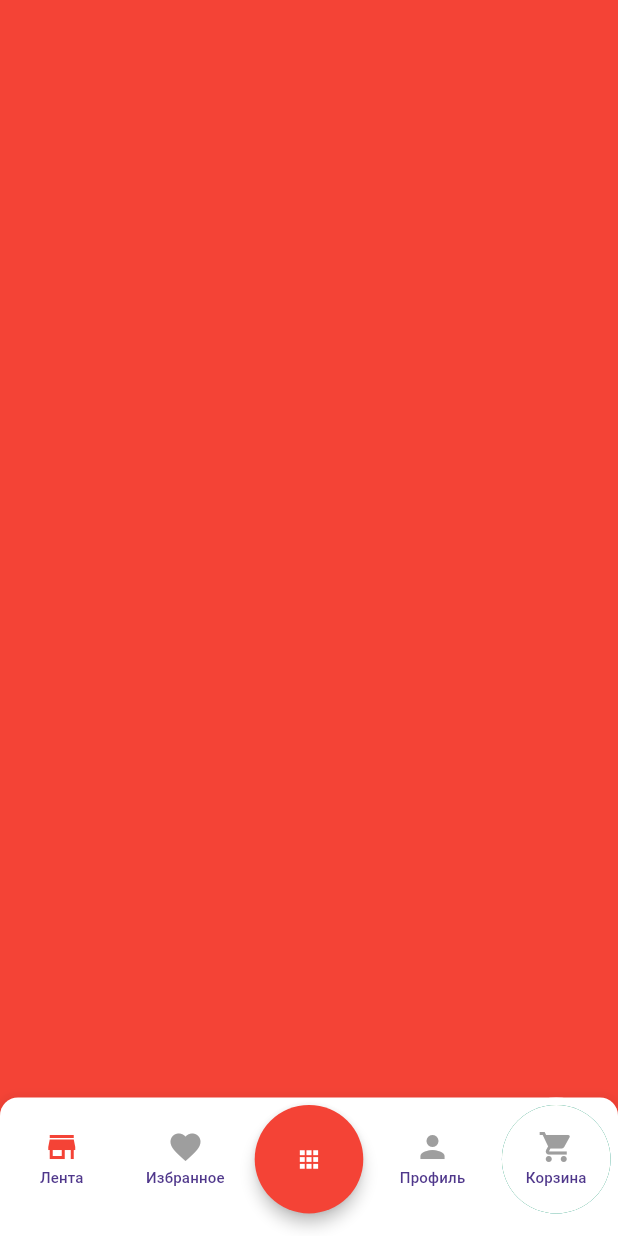
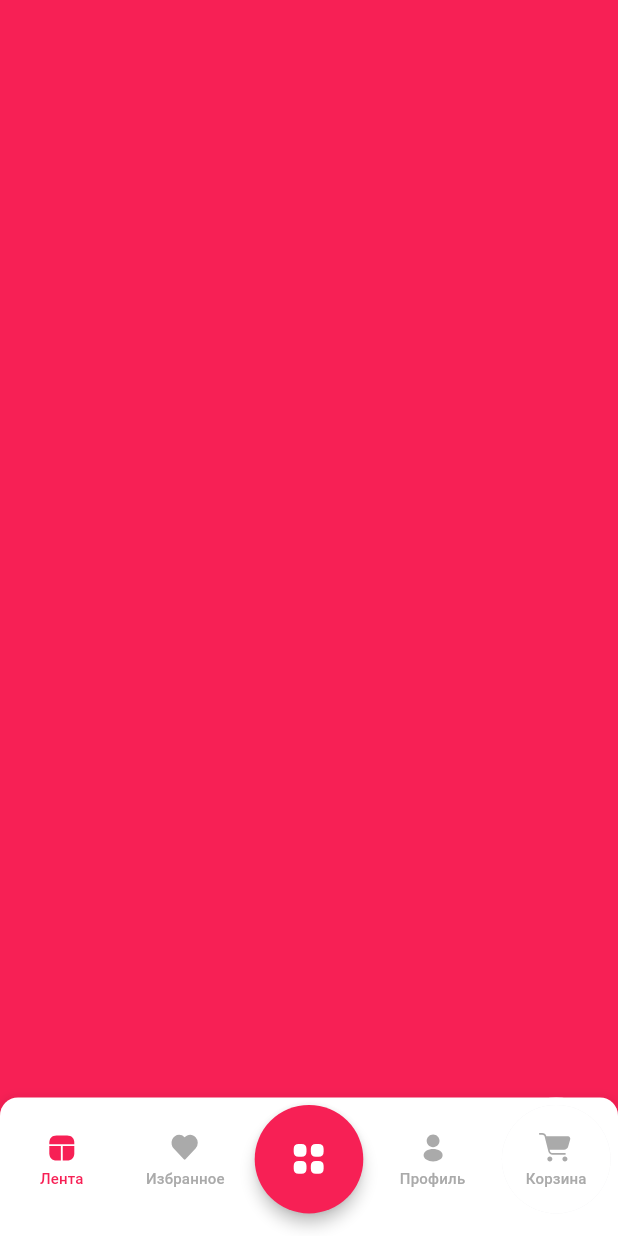
Before and after one commit to bekakts/malina_test, a Flutter app: the screen it shows after launch, on a phone screen of 412 x 824 dp. Run offline on Flutter 3.47's test engine with Material 3 defaults, Android fonts, the phone set to English and light mode, and no system bars; our stand-ins replace auto_route, bloc, flutter_bloc, flutter_svg, freezed_annotation, get_it and 1 more; missing offline and left inert: mobile_scanner.

Commit message:
added some additional things

```diff
--- a/lib/presentation/ui/main/child_pages/store/store_page.dart
+++ b/lib/presentation/ui/main/child_pages/store/store_page.dart
@@ -2,8 +2,8 @@ import 'package:auto_route/annotations.dart';
 import 'package:flutter/material.dart';
 import 'package:flutter_bloc/flutter_bloc.dart';
 import 'package:malina_test/presentation/ui/main/child_pages/store/store_bloc.dart';
-import 'package:malina_test/presentation/ui/main/child_pages/store/store_event.dart';
 import 'package:malina_test/presentation/ui/main/child_pages/store/store_state.dart';
+import 'package:malina_test/presentation/utils/app_colors.dart';
 
 import '../../../../../di/main_di.dart';
 
@@ -30,11 +30,8 @@ class _StorePageState extends State<StorePage> {
       bloc: _storeBloc,
       builder: (context, state) {
         return Scaffold(
-          backgroundColor: Colors.red,
-          body: Align(
-            alignment: Alignment.bottomCenter,
-            child:Text("j"),
-          ),
+          backgroundColor: AppColors.malina,
+          body: Align(alignment: Alignment.bottomCenter, child: Text("j")),
         );
       },
     );
--- a/lib/presentation/ui/main/widget/bottom_nav_bar.dart
+++ b/lib/presentation/ui/main/widget/bottom_nav_bar.dart
@@ -1,9 +1,13 @@
 import 'package:auto_route/auto_route.dart';
 import 'package:flutter/material.dart';
 import 'package:flutter_bloc/flutter_bloc.dart';
+import 'package:flutter_svg/flutter_svg.dart';
 import 'package:malina_test/presentation/routing/app_router.dart';
 import 'package:malina_test/presentation/ui/main/state/main_state.dart';
 import 'package:malina_test/presentation/ui/main/widget/shopping_cart_container.dart';
+import 'package:malina_test/presentation/utils/app_colors.dart';
+import 'package:malina_test/presentation/utils/app_icons.dart';
+import 'package:malina_test/presentation/utils/app_strings.dart';
 import 'dart:math' as math;
 import 'package:permission_handler/permission_handler.dart';
 import '../event/main_event.dart';
@@ -42,7 +46,7 @@ class BottomNavBar extends StatelessWidget {
             child: Container(
               height: calculatedHeight,
               decoration: const BoxDecoration(
-                color: Colors.white,
+                color: AppColors.white,
                 borderRadius: BorderRadius.vertical(top: Radius.circular(12)),
               ),
             ),
@@ -77,11 +81,12 @@ class BottomNavBar extends StatelessWidget {
           child: bottomNavButton(
             bottomButtonSize,
             currentIndex == 0,
-            "Лента",
-            Icons.store,
-            (){
+            AppStrings.store,
+            AppIcons.store,
+            () {
               mainBloc.add(const MainEvent.cartOverlayToggled(false));
-              onTabSelected(0);},
+              onTabSelected(0);
+            },
           ),
         ),
 
@@ -90,11 +95,12 @@ class BottomNavBar extends StatelessWidget {
           child: bottomNavButton(
             bottomButtonSize,
             currentIndex == 1,
-            "Избранное",
-            Icons.favorite,
-                (){
+            AppStrings.favorite,
+            AppIcons.favorite,
+            () {
               mainBloc.add(const MainEvent.cartOverlayToggled(false));
-              onTabSelected(1);},
+              onTabSelected(1);
+            },
           ),
         ),
         Padding(
@@ -104,7 +110,7 @@ class BottomNavBar extends StatelessWidget {
             height: bottomButtonSize,
             child: ElevatedButton(
               style: ElevatedButton.styleFrom(
-                backgroundColor: Colors.red,
+                backgroundColor: AppColors.malina,
                 shape: const CircleBorder(),
                 minimumSize: Size(bottomButtonSize, bottomButtonSize),
                 elevation: 4,
@@ -117,30 +123,28 @@ class BottomNavBar extends StatelessWidget {
                   },
                   () {
                     ScaffoldMessenger.of(context).showSnackBar(
-                      const SnackBar(
-                        content: Text(
-                          'Camera permission is permanently denied. Please enable it in Settings.',
-                        ),
+                      SnackBar(
+                        content: Text(AppStrings.cameraPermissionDenied),
                       ),
                     );
                   },
                 );
               },
-              child: const Icon(Icons.apps, color: Colors.white),
+              child: SvgPicture.asset(AppIcons.qr),
             ),
           ),
         ),
-        // "Профиль"
         Padding(
           padding: const EdgeInsets.all(5.0),
           child: bottomNavButton(
             bottomButtonSize,
             currentIndex == 2,
-            "Профиль",
-            Icons.person,
-                (){
+            AppStrings.profile,
+            AppIcons.profile,
+            () {
               mainBloc.add(const MainEvent.cartOverlayToggled(false));
-              onTabSelected(2);},
+              onTabSelected(2);
+            },
           ),
         ),
 
--- a/lib/presentation/ui/main/widget/bottom_nav_button.dart
+++ b/lib/presentation/ui/main/widget/bottom_nav_button.dart
@@ -1,24 +1,36 @@
-import 'package:flutter/cupertino.dart';
 import 'package:flutter/material.dart';
+import 'package:flutter_svg/svg.dart';
+import 'package:malina_test/presentation/utils/app_colors.dart';
 
-Widget bottomNavButton(double buttonSize,
-    bool isSelected,
-    String tabTitle,
-    IconData icon,
-    VoidCallback onTap,) {
+Widget bottomNavButton(
+  double buttonSize,
+  bool isSelected,
+  String tabTitle,
+  String icon,
+  VoidCallback onTap,
+) {
   return GestureDetector(
     onTap: onTap,
     child: CircleAvatar(
       radius: buttonSize / 2,
-      backgroundColor: Colors.white,
+      backgroundColor: AppColors.white,
       child: Column(
         mainAxisAlignment: MainAxisAlignment.center,
         children: [
-          Icon(icon, color: isSelected ? Colors.red : Colors.grey),
+          SvgPicture.asset(
+            icon,
+            colorFilter: ColorFilter.mode(
+              isSelected ? AppColors.malina : AppColors.darkGrey,
+              BlendMode.srcIn, // This ensures the source SVG is tinted
+            ),
+          ),
           const SizedBox(height: 1),
           Text(
             tabTitle,
-            style: const TextStyle(fontSize: 10),
+            style: TextStyle(
+              fontSize: 10,
+              color: isSelected ? AppColors.malina : AppColors.darkGrey,
+            ),
             textAlign: TextAlign.center,
           ),
         ],
--- a/lib/presentation/ui/main/widget/shopping_cart_container.dart
+++ b/lib/presentation/ui/main/widget/shopping_cart_container.dart
@@ -1,6 +1,10 @@
 import 'package:flutter/material.dart';
 import 'package:flutter_bloc/flutter_bloc.dart';
+import 'package:flutter_svg/svg.dart';
+import 'package:malina_test/presentation/utils/app_strings.dart';
+import 'package:malina_test/presentation/utils/app_colors.dart';
 
+import '../../../utils/app_icons.dart';
 import '../event/main_event.dart';
 import '../main_bloc.dart';
 import 'bottom_nav_button.dart';
@@ -29,7 +33,7 @@ Widget buildShoppingCartContainer(
     width: containerWidth,
     height: containerHeight,
     decoration: BoxDecoration(
-      color: Colors.white,
+      color: AppColors.white,
       borderRadius: BorderRadius.circular(50),
     ),
     clipBehavior: Clip.hardEdge,
@@ -52,17 +56,17 @@ Widget buildShoppingCartContainer(
               },
               child: CircleAvatar(
                 radius: buttonSize / 2,
-                backgroundColor: Colors.blue,
+                backgroundColor: AppColors.bgSoftGrey,
                 child: Column(
                   mainAxisAlignment: MainAxisAlignment.center,
-                  children: const [
-                    Icon(Icons.food_bank_outlined),
+                  children: [
+                    SvgPicture.asset(AppIcons.food),
                     SizedBox(height: 1),
                     Text(
-                      "Еда",
+                      AppStrings.food,
                       style: TextStyle(
                         fontWeight: FontWeight.w400,
-                        color: Colors.black,
+                        color: AppColors.black,
                         fontSize: 10,
                       ),
                     ),
@@ -83,19 +87,32 @@ Widget buildShoppingCartContainer(
               },
               child: CircleAvatar(
                 radius: buttonSize / 2,
-                backgroundColor: Colors.green,
-                child: const Icon(Icons.share),
+                backgroundColor: AppColors.bgSoftGrey,
+                child: Column(
+                  mainAxisAlignment: MainAxisAlignment.center,
+                  children: [
+                    SvgPicture.asset(AppIcons.product),
+                    SizedBox(height: 1),
+                    Text(
+                      AppStrings.product,
+                      style: TextStyle(
+                        fontWeight: FontWeight.w400,
+                        color: AppColors.black,
+                        fontSize: 10,
+                      ),
+                    ),
+                  ],
+                ),
               ),
             ),
           ),
-          // "Корзина"
           Positioned(
             bottom: 0,
             child: bottomNavButton(
               buttonSize,
               currentIndex == 4 || currentIndex == 3,
-              "Корзина",
-              Icons.shopping_cart,
+              AppStrings.shoppingCart,
+              AppIcons.shoppingCart,
               () {
                 mainBloc.add(const MainEvent.cartOverlayToggled());
               },
--- a/lib/presentation/ui/qr/qr_scanner_bloc.dart
+++ b/lib/presentation/ui/qr/qr_scanner_bloc.dart
@@ -1,5 +1,6 @@
 import 'package:bloc/bloc.dart';
 import 'package:malina_test/presentation/ui/qr/state/qr_scanner_state.dart';
+import 'package:malina_test/presentation/utils/app_strings.dart';
 
 import 'event/qr_scanner_event.dart';
 
@@ -20,7 +21,7 @@ class QrScannerBloc extends Bloc<QrScannerEvent, QrScannerState> {
   }
 
   void _onDetectError(DetectError event, Emitter<QrScannerState> emit) {
-    emit(const QrScannerState.error('No code found'));
+    emit(const QrScannerState.error(AppStrings.invalidQR));
   }
 
   void _onBarcodeDetected(BarcodeDetected event, Emitter<QrScannerState> emit) {
@@ -29,7 +30,7 @@ class QrScannerBloc extends Bloc<QrScannerEvent, QrScannerState> {
 
     final rawValue = barcodes.first.rawValue;
     if (rawValue == null || rawValue.isEmpty) {
-      emit(const QrScannerState.error('No code found'));
+      emit(const QrScannerState.error(AppStrings.invalidQR));
     } else {
       emit(QrScannerState.navigating(rawValue));
     }
--- a/lib/presentation/ui/qr/qr_scanner_page.dart
+++ b/lib/presentation/ui/qr/qr_scanner_page.dart
@@ -4,6 +4,7 @@ import 'package:flutter_bloc/flutter_bloc.dart';
 import 'package:malina_test/presentation/ui/qr/qr_scanner_bloc.dart';
 import 'package:malina_test/presentation/ui/qr/state/qr_scanner_state.dart';
 import 'package:malina_test/presentation/ui/qr/widget/qr_scanner_overlay_painter.dart';
+import 'package:malina_test/presentation/utils/app_strings.dart';
 import 'package:mobile_scanner/mobile_scanner.dart';
 
 import '../../../di/main_di.dart';
@@ -54,17 +55,17 @@ class _QrScannerPageState extends State<QrScannerPage> {
       context: context,
       builder: (ctx) {
         return AlertDialog(
-          title: const Text('Error'),
+          title: Text(AppStrings.error),
           actions: [
             TextButton(
-              child: const Text('Back'),
+              child: Text(AppStrings.back),
               onPressed: () {
                 Navigator.of(ctx).pop(); // close dialog
                 context.read<QrScannerBloc>().add(const QrScannerEvent.back());
               },
             ),
             TextButton(
-              child: const Text('Retry'),
+              child: Text(AppStrings.retry),
               onPressed: () {
                 Navigator.of(ctx).pop();
                 context.read<QrScannerBloc>().add(const QrScannerEvent.retry());
@@ -115,9 +116,9 @@ class _QrScannerPageState extends State<QrScannerPage> {
               top: top - 50,
               left: 0,
               right: 0,
-              child: const Center(
+              child:  Center(
                 child: Text(
-                  'Поместите QR-код в рамку',
+                  AppStrings.putQrToSquare,
                   style: TextStyle(color: Colors.white, fontSize: 16),
                 ),
               ),
--- /dev/null
+++ b/lib/presentation/utils/app_colors.dart
@@ -0,0 +1,9 @@
+import 'package:flutter/material.dart';
+
+class AppColors {
+  static const Color bgSoftGrey = Color(0xFFF5F5F6);
+  static const Color malina = Color(0xFFF72055);
+  static const Color white = Color(0xFFFFFFFF);
+  static const Color black = Color(0xFF1D1D1D);
+  static const Color darkGrey = Color(0xFFAAAAAA);
+}
--- /dev/null
+++ b/lib/presentation/utils/app_icons.dart
@@ -0,0 +1,11 @@
+class AppIcons {
+  static const String favorite = 'assets/bottom_nav_icons/icon_favorite.svg';
+  static const String food  = 'assets/bottom_nav_icons/icon_food.svg';
+  static const String product  = 'assets/bottom_nav_icons/icon_product.svg';
+  static const String profile  = 'assets/bottom_nav_icons/icon_profile.svg';
+  static const String qr  = 'assets/bottom_nav_icons/icon_qr.svg';
+  static const String shoppingCart  = 'assets/bottom_nav_icons/icon_shopping_cart.svg';
+  static const String store  = 'assets/bottom_nav_icons/icon_store.svg';
+
+
+}
--- /dev/null
+++ b/lib/presentation/utils/app_strings.dart
@@ -0,0 +1,15 @@
+class AppStrings {
+  static const String shoppingCart = 'Корзина';
+  static const String store = 'Лента';
+  static const String favorite = 'Избранное';
+  static const String profile = 'Профиль';
+  static const String product = 'Товары';
+  static const String food = 'Еда';
+  static const String retry = 'Повторить';
+  static const String back = 'Назад';
+  static const String error = 'Ошибка';
+  static const String putQrToSquare = 'Поместите QR-код в рамку';
+  static const String invalidQR = 'Не валидный QR.';
+  static const String cameraPermissionDenied = 'Доступ к камере был навсегда запрещён. Пожалуйста, включите его в настройках.';
+  // ... add more
+}
```
Also changed, not shown: pubspec.yaml (+9 -3 lines), assets/bottom_nav_icons/icon_favorite.svg (added), assets/bottom_nav_icons/icon_food.svg (added), assets/bottom_nav_icons/icon_product.svg (added), assets/bottom_nav_icons/icon_profile.svg (added), assets/bottom_nav_icons/icon_qr.svg (added), assets/bottom_nav_icons/icon_shopping_cart.svg (added), assets/bottom_nav_icons/icon_store.svg (added), pubspec.lock.
